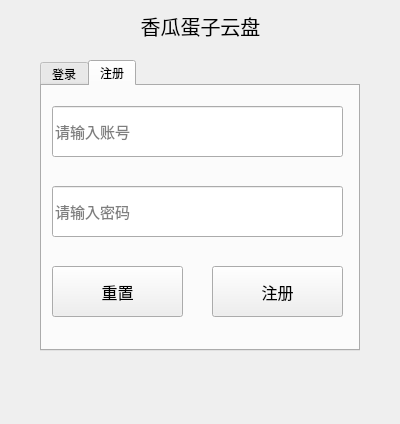
Qt form login.ui (lisongqian/netDiskClient) before a commit.
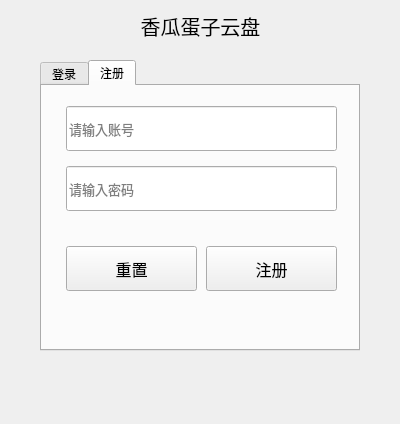
The same form after that commit. The open tabs and pages were chosen to show the change.

What changed in the file:
```diff
--- a/login.ui
+++ b/login.ui
@@ -191,15 +191,52 @@
     <widget class="QLineEdit" name="rUserName">
      <property name="geometry">
       <rect>
-       <x>10</x>
+       <x>24</x>
        <y>20</y>
-       <width>291</width>
-       <height>51</height>
+       <width>271</width>
+       <height>45</height>
       </rect>
      </property>
+     <property name="palette">
+      <palette>
+       <active>
+        <colorrole role="PlaceholderText">
+         <brush brushstyle="SolidPattern">
+          <color alpha="128">
+           <red>115</red>
+           <green>118</green>
+           <blue>122</blue>
+          </color>
+         </brush>
+        </colorrole>
+       </active>
+       <inactive>
+        <colorrole role="PlaceholderText">
+         <brush brushstyle="SolidPattern">
+          <color alpha="128">
+           <red>0</red>
+           <green>0</green>
+           <blue>0</blue>
+          </color>
+         </brush>
+        </colorrole>
+       </inactive>
+       <disabled>
+        <colorrole role="PlaceholderText">
+         <brush brushstyle="SolidPattern">
+          <color alpha="128">
+           <red>0</red>
+           <green>0</green>
+           <blue>0</blue>
+          </color>
+         </brush>
+        </colorrole>
+       </disabled>
+      </palette>
+     </property>
      <property name="font">
       <font>
-       <pointsize>11</pointsize>
+       <pointsize>10</pointsize>
       </font>
      </property>
      <property name="contextMenuPolicy">
@@ -224,15 +261,52 @@
     <widget class="QLineEdit" name="rPassword">
      <property name="geometry">
       <rect>
-       <x>10</x>
-       <y>100</y>
-       <width>291</width>
-       <height>51</height>
+       <x>24</x>
+       <y>80</y>
+       <width>271</width>
+       <height>45</height>
       </rect>
      </property>
+     <property name="palette">
+      <palette>
+       <active>
+        <colorrole role="PlaceholderText">
+         <brush brushstyle="SolidPattern">
+          <color alpha="128">
+           <red>115</red>
+           <green>118</green>
+           <blue>122</blue>
+          </color>
+         </brush>
+        </colorrole>
+       </active>
+       <inactive>
+        <colorrole role="PlaceholderText">
+         <brush brushstyle="SolidPattern">
+          <color alpha="128">
+           <red>0</red>
+           <green>0</green>
+           <blue>0</blue>
+          </color>
+         </brush>
+        </colorrole>
+       </inactive>
+       <disabled>
+        <colorrole role="PlaceholderText">
+         <brush brushstyle="SolidPattern">
+          <color alpha="128">
+           <red>0</red>
+           <green>0</green>
+           <blue>0</blue>
+          </color>
+         </brush>
+        </colorrole>
+       </disabled>
+      </palette>
+     </property>
      <property name="font">
       <font>
-       <pointsize>11</pointsize>
+       <pointsize>10</pointsize>
       </font>
      </property>
      <property name="contextMenuPolicy">
@@ -250,6 +324,9 @@
      <property name="maxLength">
       <number>30</number>
      </property>
+     <property name="echoMode">
+      <enum>QLineEdit::Password</enum>
+     </property>
      <property name="placeholderText">
       <string>请输入密码</string>
      </property>
@@ -257,10 +334,10 @@
     <widget class="QPushButton" name="registerButton">
      <property name="geometry">
       <rect>
-       <x>170</x>
-       <y>180</y>
+       <x>164</x>
+       <y>160</y>
        <width>131</width>
-       <height>51</height>
+       <height>45</height>
       </rect>
      </property>
      <property name="font">
@@ -278,10 +355,10 @@
     <widget class="QPushButton" name="resetButton">
      <property name="geometry">
       <rect>
-       <x>10</x>
-       <y>180</y>
+       <x>24</x>
+       <y>160</y>
        <width>131</width>
-       <height>51</height>
+       <height>45</height>
       </rect>
      </property>
      <property name="font">
```
Left out of the diff: 103 changed lines with no effect on the pictures.
